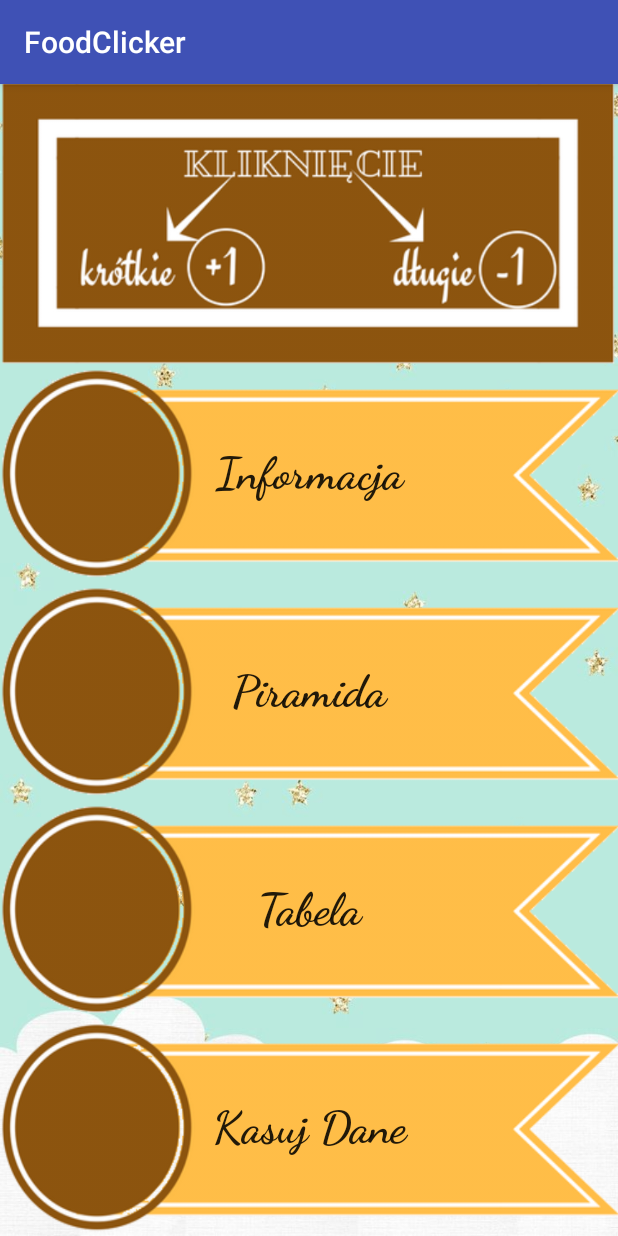
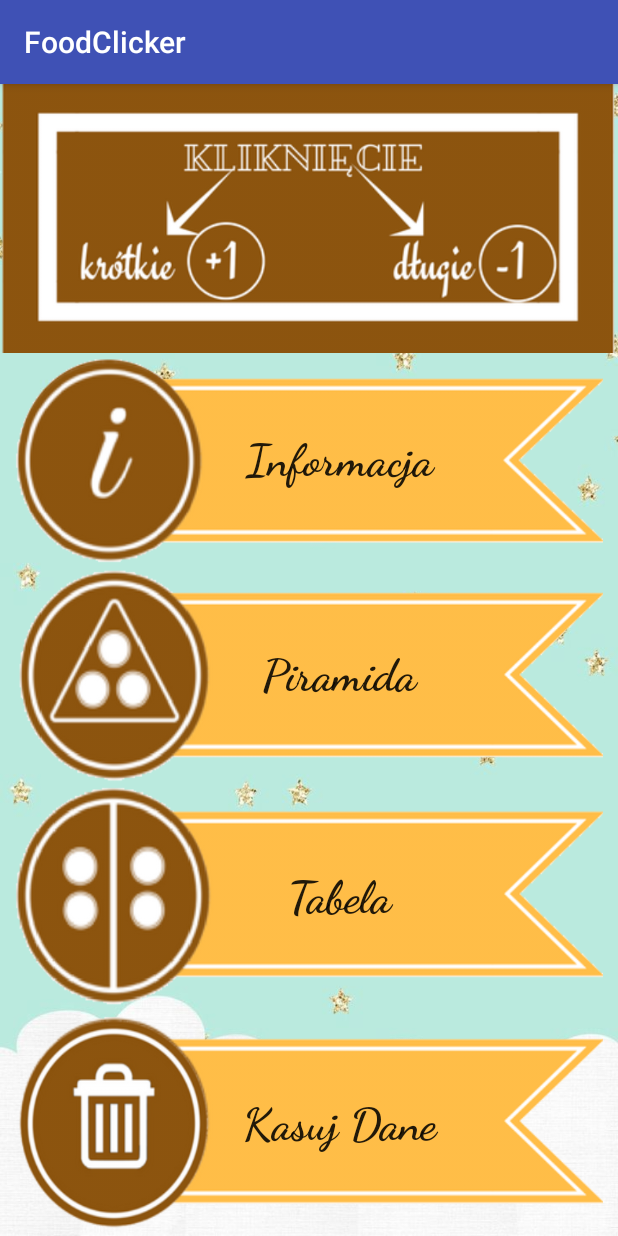
Before and after one commit to tomaszd/FoodClicker, an Android app: the Settings screen opened directly, with no data from a screen before it, on a phone screen of 412 x 824 dp. Run offline under Robolectric (Android 15) with nearby library versions, the phone set to English and light mode, and no system bars.

Commit message:
nicer styles for settings

```diff
--- a/app/src/main/res/layout/activity_settings.xml
+++ b/app/src/main/res/layout/activity_settings.xml
@@ -22,25 +22,40 @@
     <Button
         android:id="@+id/btnInformacja"
         style="@style/wstazki_settings"
-        android:src="@drawable/wstazka"
-        android:text="Informacja"
- />
+        android:layout_width="fill_parent"
+        android:layout_height="fill_parent"
+        android:layout_marginLeft="10dp"
+        android:layout_marginRight="10dp"
+
+        android:background="@drawable/wstazka_informacja"
+        android:text="     Informacja" />
 
     <Button
         android:id="@+id/btnPiramida"
-        android:text="Piramida"
-
         style="@style/wstazki_settings"
-        android:src="@drawable/wstazka" />
+        android:layout_width="fill_parent"
+        android:layout_height="fill_parent"
+        android:background="@drawable/wstazka_piramida"
+        android:text="     Piramida" />
 
     <Button
         android:id="@+id/btnTabela"
-        android:text="Tabela"
-        style="@style/wstazki_settings" />
+        style="@style/wstazki_settings"
+        android:layout_width="fill_parent"
+        android:layout_height="fill_parent"
+        android:adjustViewBounds="true"
+        android:background="@drawable/wstazka_tabela"
+        android:scaleType="centerCrop"
+        android:text="     Tabela" />
 
     <Button
         android:id="@+id/btnKasujDane"
         style="@style/wstazki_settings"
-        android:text="Kasuj Dane" />
+        android:layout_width="fill_parent"
+        android:layout_height="fill_parent"
+        android:background="@drawable/wstazka_kosz"
+        android:adjustViewBounds="true"
+        android:scaleType="centerCrop"
+        android:text="     Kasuj Dane" />
 
 </LinearLayout>
--- a/app/src/main/res/values/styles.xml
+++ b/app/src/main/res/values/styles.xml
@@ -12,7 +12,8 @@
         <item name="android:layout_width">fill_parent</item>
         <item name="android:layout_height">fill_parent</item>
         <item name="android:layout_weight">1</item>
-        <item name="android:background">@drawable/wstazka</item>
+        <item name="android:layout_marginLeft">10dp</item>
+        <item name="android:layout_marginRight">10dp</item>
         <item name="android:scaleType">centerCrop</item>
         <item name="android:fontFamily">cursive</item>
         <item name="android:textAlignment">center</item>
```
Also changed, not shown: app/src/main/res/drawable/wstazka_informacja.png (added), app/src/main/res/drawable/wstazka_kosz.png (added), app/src/main/res/drawable/wstazka_piramida.png (added), app/src/main/res/drawable/wstazka_tabela.png (added).
